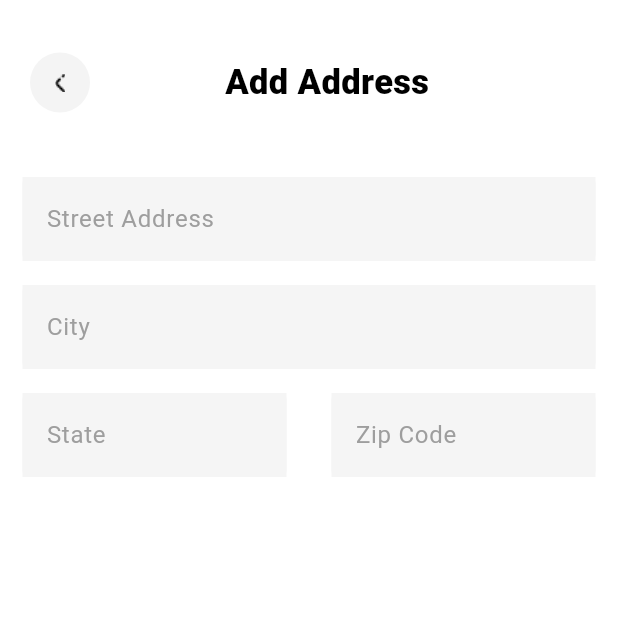
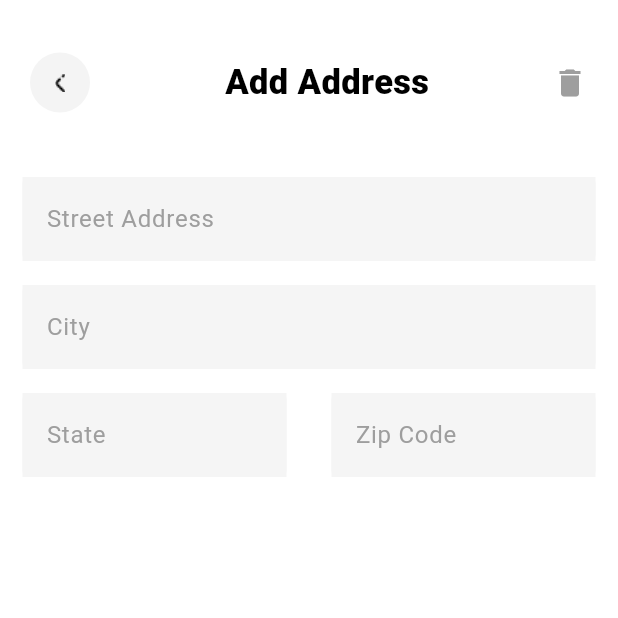
Before and after one commit to as3hr/eCommerce, a Flutter app: the AddressScreen screen opened by its route, after a tap on the "add circle" icon, on a phone screen of 412 x 824 dp, the top half of it. Run offline on Flutter 3.47's test engine with Material 3 defaults, Android fonts, the phone set to English and light mode, and no system bars; drawn by our look-alikes of loader_overlay; our stand-ins replace dio, easy_rich_text, fancy_shimmer_image, firebase_auth, firebase_core, flutter_screenutil and 6 more; accounts and stored records are empty; network calls fail.

```diff
--- a/lib/helpers/widgets/header.dart
+++ b/lib/helpers/widgets/header.dart
@@ -11,10 +11,10 @@ class Header extends StatelessWidget {
       required this.text,
       this.extraSpace,
       this.trailingTap,
-      this.showTrailing = false});
+      this.trailingIcon});
   final String text;
   final int? extraSpace;
-  final bool showTrailing;
+  final IconData? trailingIcon;
   final void Function()? trailingTap;
   @override
   Widget build(BuildContext context) {
@@ -31,14 +31,14 @@ class Header extends StatelessWidget {
                 fontSize: 23, color: AppColors.pureBlack),
           ),
         ),
-        if (showTrailing) ...[
+        if (trailingIcon != null && trailingTap != null) ...[
           const Spacer(),
           Padding(
             padding: const EdgeInsets.only(right: 20),
             child: GestureDetector(
                 onTap: trailingTap,
-                child: const Icon(
-                  Icons.add_circle_outlined,
+                child: Icon(
+                  trailingIcon,
                   color: AppColors.grayIV,
                 )),
           ),
--- a/lib/screens/auth/login/login_screen.dart
+++ b/lib/screens/auth/login/login_screen.dart
@@ -87,7 +87,7 @@ class LoginScreen extends StatelessWidget {
                     height: 65,
                     width: 0.97.sw,
                     onTap: () {
-                      loadingWrapper(controller.googleSignIn);
+                      loadingWrapper(controller.googleSignIn, showLogs: true);
                     },
                     preFixImage: AppImages.google,
                     text: 'Continue With Google',
--- a/lib/screens/bottom_bar/bottom_nav_bar.dart
+++ b/lib/screens/bottom_bar/bottom_nav_bar.dart
@@ -1,3 +1,5 @@
+// ignore_for_file: deprecated_member_use
+
 import '../../helpers/styles/app_colors.dart';
 import '../../routes.dart';
 import 'bottom_bar.dart';
@@ -18,8 +20,8 @@ class BottomNavBar extends StatelessWidget {
     return GetBuilder(
         init: BottomNavBarController(),
         builder: (controller) {
-          return PopScope(
-            canPop: false,
+          return WillPopScope(
+            onWillPop: controller.onWillPop,
             child: Scaffold(
               backgroundColor: AppColors.pureWhite,
               body: Navigator(
--- a/lib/screens/profile/components/profile_sub_screens/address/add_address_screen.dart
+++ b/lib/screens/profile/components/profile_sub_screens/address/add_address_screen.dart
@@ -26,7 +26,10 @@ class AddAddressScreen extends StatelessWidget {
             child: Column(
           children: [
             35.verticalSpace,
-            Header(text: address.id == null ? 'Add Address' : 'Update Address'),
+            Header(
+                text: address.id == null ? 'Add Address' : 'Update Address',
+                trailingIcon: Icons.delete,
+                trailingTap: () {}),
             35.verticalSpace,
             InputField(
               preFilledValue: address.streetAddress,
--- a/lib/screens/profile/components/profile_sub_screens/address/address_screen.dart
+++ b/lib/screens/profile/components/profile_sub_screens/address/address_screen.dart
@@ -27,7 +27,7 @@ class AddressScreen extends StatelessWidget {
               35.verticalSpace,
               Header(
                 text: 'Address',
-                showTrailing: true,
+                trailingIcon: Icons.add_circle_outlined,
                 trailingTap: () {
                   changePage(AddAddressScreen.routeName, arguments: {
                     'address': Address(),
--- a/lib/screens/profile/components/update_profile_screen.dart
+++ b/lib/screens/profile/components/update_profile_screen.dart
@@ -1,5 +1,4 @@
 import 'package:e_commerce/helpers/functions/loader.dart';
-import 'package:e_commerce/models/user.dart';
 import 'package:e_commerce/screens/auth/auth_controller.dart';
 import 'package:flutter/material.dart';
 import 'package:flutter_screenutil/flutter_screenutil.dart';
@@ -17,7 +16,7 @@ class UpdateProfileScreen extends StatelessWidget {
   @override
   Widget build(BuildContext context) {
     return GetBuilder<AuthController>(builder: (controller) {
-      final user = controller.user ?? User();
+      final user = controller.user;
       return Scaffold(
         backgroundColor: AppColors.pureWhite,
         body: SafeArea(
--- a/lib/screens/profile/profile_image.dart
+++ b/lib/screens/profile/profile_image.dart
@@ -51,7 +51,7 @@ class ProfileImage extends StatelessWidget {
                   },
                   child: const Icon(
                     Icons.edit,
-                    color: AppColors.lightBlack,
+                    color: AppColors.grayIV,
                   ),
                 )),
           ],
```
Also changed, not shown: lib/helpers/functions/dialog.dart (added, +34 -0 lines), lib/helpers/functions/loader.dart (+9 -4 lines), lib/screens/auth/auth_controller.dart (+12 -8 lines), lib/screens/auth/sign_up/sign_up.dart (+7 -1 lines), lib/screens/bottom_bar/bottom_nav_bar_controller.dart (+7 -1 lines), lib/screens/home/components/category/category_content.dart (+13 -10 lines), lib/screens/profile/profile_screen.dart (+12 -6 lines).
